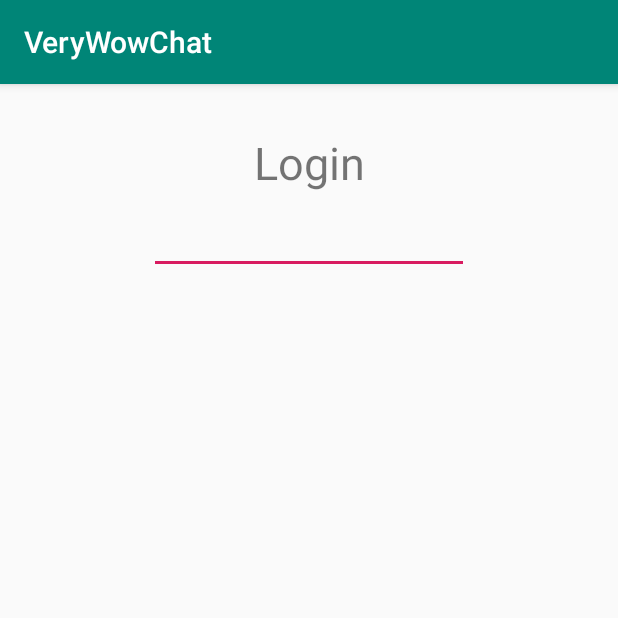
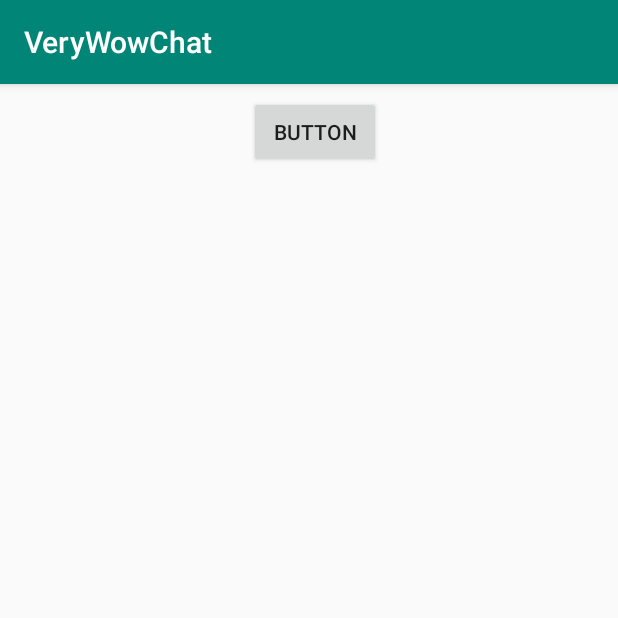
Before and after one commit to Hieuvphan/Hugbundarverkefni2_Android, an Android app: the HomeActivity screen opened directly, with no data from a screen before it, on a phone screen of 412 x 824 dp, the top half of it. Run offline under Robolectric (Android 15) with nearby library versions, the phone set to English and light mode, and no system bars.

Commit message:
implemeted login feature and logout

```diff
--- a/VeryWowChat/app/src/main/java/hi/hugbo/verywowchat/controllers/HomeActivity.java
+++ b/VeryWowChat/app/src/main/java/hi/hugbo/verywowchat/controllers/HomeActivity.java
@@ -1,13 +1,35 @@
 package hi.hugbo.verywowchat.controllers;
 
+import android.content.Intent;
+import android.content.SharedPreferences;
+import android.preference.PreferenceManager;
 import android.support.v7.app.AppCompatActivity;
 import android.os.Bundle;
+import android.util.Log;
+import android.view.View;
+import android.widget.Button;
 
 public class HomeActivity extends AppCompatActivity {
+
+    private Button mBtnLogout;
 
     @Override
     protected void onCreate(Bundle savedInstanceState) {
         super.onCreate(savedInstanceState);
         setContentView(R.layout.activity_home);
+
+        final SharedPreferences UserInfo = getApplicationContext().getSharedPreferences("UserInfo", MODE_PRIVATE);
+
+        mBtnLogout = findViewById(R.id.btn_logout);
+        mBtnLogout.setOnClickListener(new View.OnClickListener() {
+            @Override
+            public void onClick(View v) {
+                Log.d("here",UserInfo.getString("token","no token"));
+                SharedPreferences.Editor spreferencesEditor = UserInfo.edit();
+                spreferencesEditor.clear();
+                spreferencesEditor.commit();
+
+            }
+        });
     }
 }
--- a/VeryWowChat/app/src/main/res/layout/activity_home.xml
+++ b/VeryWowChat/app/src/main/res/layout/activity_home.xml
@@ -1,39 +1,25 @@
 <?xml version="1.0" encoding="utf-8"?>
-<android.support.constraint.ConstraintLayout xmlns:android="http://schemas.android.com/apk/res/android"
+<ScrollView xmlns:android="http://schemas.android.com/apk/res/android"
         xmlns:app="http://schemas.android.com/apk/res-auto"
         xmlns:tools="http://schemas.android.com/tools"
         android:layout_width="match_parent"
         android:layout_height="match_parent"
         tools:context=".HomeActivity">
+    <android.support.constraint.ConstraintLayout
+            android:layout_width="match_parent"
+            android:layout_height="wrap_content">
 
-    <TextView
-        android:id="@+id/txt_login_header"
+
+        <Button
+            android:id="@+id/btn_logout"
             android:layout_width="wrap_content"
             android:layout_height="wrap_content"
             android:layout_marginStart="8dp"
             android:layout_marginLeft="8dp"
-        android:layout_marginTop="32dp"
-        android:layout_marginEnd="8dp"
-        android:layout_marginRight="8dp"
-        android:text="@string/login_header"
-        android:textSize="30sp"
+            android:layout_marginTop="8dp"
+            android:text="Button"
             app:layout_constraintEnd_toEndOf="parent"
             app:layout_constraintStart_toStartOf="parent"
             app:layout_constraintTop_toTopOf="parent" />
-
-    <EditText
-        android:id="@+id/editText"
-        android:layout_width="wrap_content"
-        android:layout_height="46dp"
-        android:layout_marginStart="8dp"
-        android:layout_marginLeft="8dp"
-        android:layout_marginTop="8dp"
-        android:layout_marginEnd="8dp"
-        android:layout_marginRight="8dp"
-        android:contentDescription="Username"
-        android:ems="10"
-        android:inputType="textPersonName"
-        app:layout_constraintEnd_toEndOf="parent"
-        app:layout_constraintStart_toStartOf="parent"
-        app:layout_constraintTop_toBottomOf="@+id/txt_login_header" />
     </android.support.constraint.ConstraintLayout>
+</ScrollView>
```
Also changed, not shown: VeryWowChat/app/src/main/java/hi/hugbo/verywowchat/controllers/RegisterActivity.java (+69 -1 lines), VeryWowChat/app/src/main/java/hi/hugbo/verywowchat/services/API_caller.java (+4 -3 lines). Lines whose indentation alone changed are shown as unchanged.
